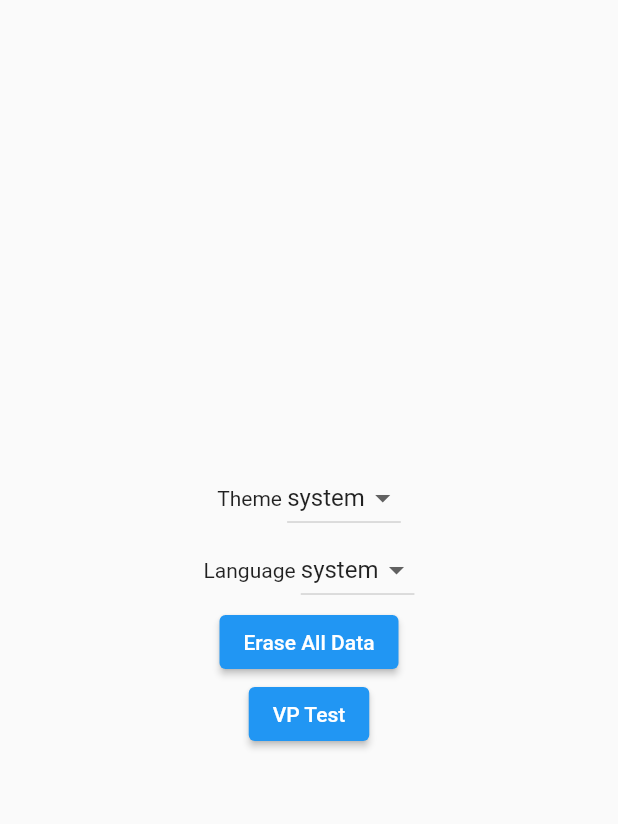
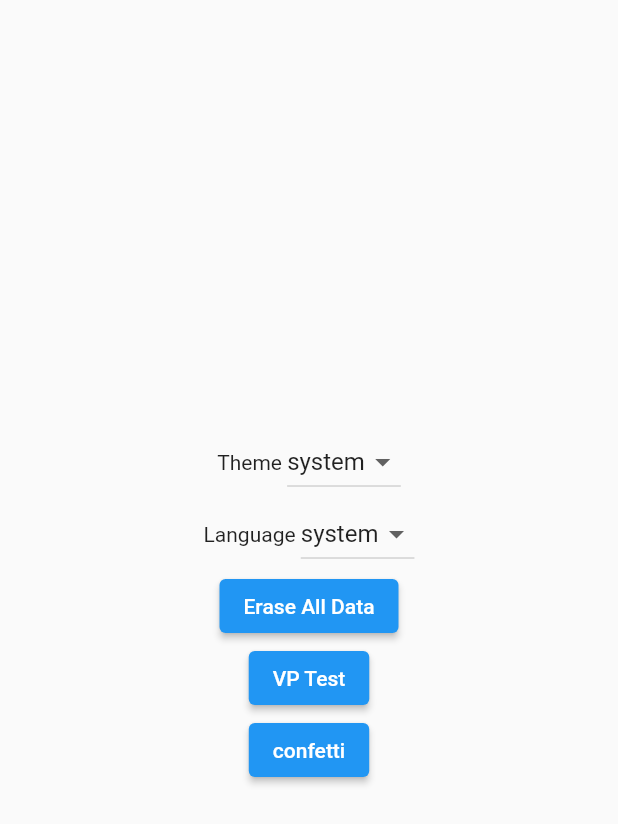
Before and after one commit to ProtoconNet/did-client, a Flutter app: the Config widget shown alone on an empty page, opened directly, on a phone screen of 412 x 824 dp. Shown: the top 824 px of the screen. Run offline on Flutter 3.47's test engine with Material 2 defaults, Android fonts, the phone set to English and light mode, and no system bars; our stand-ins replace confetti, flutter_datetime_picker, flutter_dotenv, flutter_secure_storage, get, get_storage and 8 more; missing offline and left inert: cryptography, dart_jsonwebtoken, encrypt, fast_base58, qr_code_scanner; accounts and stored records are empty.

Commit message:
add vp function confetti test scheme => scheme

```diff
--- a/lib/controller/config_controller.dart
+++ b/lib/controller/config_controller.dart
@@ -3,6 +3,7 @@ import 'package:get/get.dart';
 import 'package:get_storage/get_storage.dart';
 import 'package:flutter_secure_storage/flutter_secure_storage.dart';
 import 'package:path_provider/path_provider.dart';
+import 'package:confetti/confetti.dart';
 
 import 'package:wallet/providers/global_variable.dart';
 import 'package:wallet/pages/create_wallet.dart';
@@ -16,6 +17,8 @@ class ConfigController extends GetxController {
 
   var theme = 'system'.obs;
   var language = 'system'.obs;
+
+  var controllerCenter = ConfettiController(duration: const Duration(seconds: 10)).obs;
 
   @override
   onInit() {
@@ -63,6 +66,8 @@ class ConfigController extends GetxController {
     }
   }
 
+  test() {}
+
   eraseAll() async {
     // box.remove('themeMode');
     // box.remove('language');
--- a/lib/controller/schema_controller.dart
+++ b/lib/controller/schema_controller.dart
@@ -108,7 +108,7 @@ class SchemaController extends GetxController {
     await DIDManager(did: did).setVCFieldByName(name, 'requestVC', endpoints['VCPost']);
     await DIDManager(did: did).setVCFieldByName(name, 'getVC', endpoints['VCGet']);
 
-    response = await platform.getScheme(Uri.parse(endpoints['scheme']));
+    response = await platform.getSchema(Uri.parse(endpoints['schema']));
     if (json.decode(response.body).containsKey('error')) {
       return;
     }
@@ -227,7 +227,7 @@ class SchemaController extends GetxController {
     }
 
     // log.i(credentialSubject);
-    var body = {"did": g.did.value, "scheme": "vc1", "credentialSubject": credentialSubject};
+    var body = {"did": g.did.value, "schema": "vc1", "credentialSubject": credentialSubject};
 
     log.i("body:${json.encode(body)}");
 
--- a/lib/main.dart
+++ b/lib/main.dart
@@ -23,7 +23,7 @@ initService() async {
   } else {
     await dotenv.load(fileName: "default.env");
   }
-  Logger.level = Level.warning;
+  Logger.level = Level.info;
 
   await GetStorage.init();
 
--- a/lib/pages/config.dart
+++ b/lib/pages/config.dart
@@ -1,6 +1,8 @@
+import 'dart:math';
 import 'package:flutter/material.dart';
 import 'package:get/get.dart';
 import 'package:wallet/widgets/background.dart';
+import 'package:confetti/confetti.dart';
 
 import 'package:wallet/controller/config_controller.dart';
 
@@ -12,6 +14,16 @@ class Config extends StatelessWidget {
   @override
   Widget build(BuildContext context) {
     return Background(children: [
+      Center(
+          child: ConfettiWidget(
+        confettiController: c.controllerCenter.value,
+        blastDirection: pi / 2,
+        maxBlastForce: 10, // set a lower max blast force
+        minBlastForce: 8, // set a lower min blast force
+        emissionFrequency: 0.2,
+        numberOfParticles: 20, // a lot of particles at once
+        gravity: 0.2,
+      )),
       Center(
         child: Column(children: [
           //ElevatedButton(child: Text('json test'), onPressed: () => c.jsonldTest()),
@@ -53,6 +65,7 @@ class Config extends StatelessWidget {
           ),
           ElevatedButton(child: Text('Erase All Data'), onPressed: () => c.eraseAll()),
           ElevatedButton(child: Text('VP Test'), onPressed: () => VPTest().testVP()),
+          ElevatedButton(child: Text('confetti'), onPressed: () => c.controllerCenter.value.play()),
           Obx(() => Text(c.text.value)),
         ]),
       ),
--- a/lib/pages/receive_password.dart
+++ b/lib/pages/receive_password.dart
@@ -22,7 +22,7 @@ class ReceivePassword extends StatelessWidget {
   @override
   Widget build(BuildContext context) {
     log.i('CreateAccountPage');
-    final node = FocusScope.of(context);
+    // final node = FocusScope.of(context);
     return Background(
         mainAxisAlignment: MainAxisAlignment.spaceAround,
         crossAxisAlignment: CrossAxisAlignment.center,
--- a/lib/providers/issuer.dart
+++ b/lib/providers/issuer.dart
@@ -47,6 +47,7 @@ class Issuer {
   }
 
   getSchemaLocation(schemaLocationUri) async {
+    log.i(schemaLocationUri);
     http.Response response = await http.get(schemaLocationUri);
     return responseCheck(response);
   }
--- a/lib/providers/platform.dart
+++ b/lib/providers/platform.dart
@@ -36,8 +36,8 @@ class Platform {
     return responseCheck(response);
   }
 
-  getScheme(schemeUri) async {
-    http.Response response = await http.get(schemeUri);
+  getSchema(schemaUri) async {
+    http.Response response = await http.get(schemaUri);
 
     return responseCheck(response);
   }
--- a/pubspec.yaml
+++ b/pubspec.yaml
@@ -53,6 +53,7 @@ dependencies:
   path_provider: ^2.0.2
   logger: ^1.0.0
   dart_jsonwebtoken: ^2.3.2
+  confetti: ^0.6.0-nullsafety
 
 dev_dependencies:
   flutter_test:
```
Also changed, not shown: lib/providers/vp_test.dart (+21 -5 lines), default.env, pubspec.lock, 3 other files.
